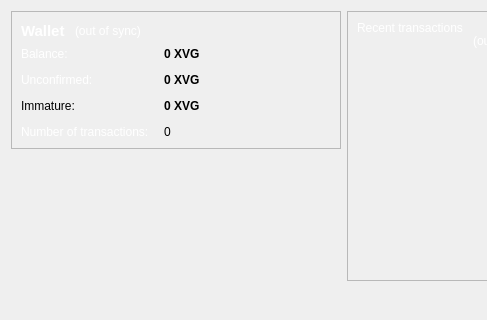
Above: src/qt/forms/overviewpage.ui from crypticcoinvip/CrypticCoin before the change; both pictures show x 0 to 487 and y 0 to 320 of the 688 by 561 pixel window. Below: the same form after it.
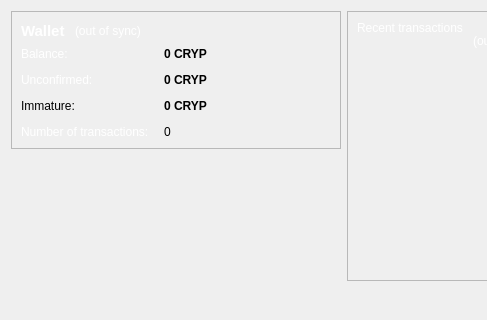
That is the form after the change. Icons and pictures are not drawn.

Commit message: Rename XVG to CRYP

What changed in the file:
```diff
--- a/src/qt/forms/overviewpage.ui
+++ b/src/qt/forms/overviewpage.ui
@@ -108,7 +108,7 @@
              <string>Your current balance</string>
             </property>
             <property name="text">
-             <string notr="true">0 XVG</string>
+             <string notr="true">0 CRYP</string>
             </property>
             <property name="textInteractionFlags">
              <set>Qt::LinksAccessibleByMouse|Qt::TextSelectableByKeyboard|Qt::TextSelectableByMouse</set>
@@ -137,7 +137,7 @@
              <string>Total of transactions that have yet to be confirmed, and do not yet count toward the current balance</string>
             </property>
             <property name="text">
-             <string notr="true">0 XVG</string>
+             <string notr="true">0 CRYP</string>
             </property>
             <property name="textInteractionFlags">
              <set>Qt::LinksAccessibleByMouse|Qt::TextSelectableByKeyboard|Qt::TextSelectableByMouse</set>
@@ -163,7 +163,7 @@
              <string>Mined balance that has not yet matured</string>
             </property>
             <property name="text">
-             <string notr="true">0 XVG</string>
+             <string notr="true">0 CRYP</string>
             </property>
             <property name="textInteractionFlags">
              <set>Qt::LinksAccessibleByMouse|Qt::TextSelectableByKeyboard|Qt::TextSelectableByMouse</set>
```
The commit also changes 9 other files.
